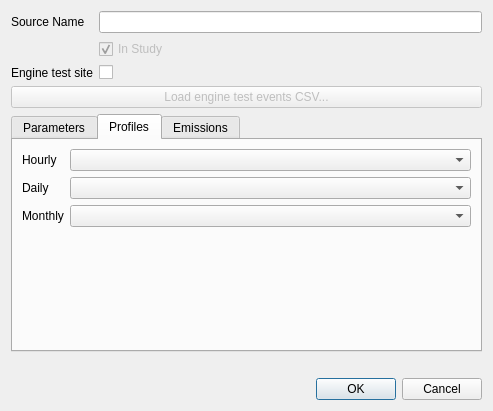
Qt form open_alaqs/ui/ui_area_sources.ui (eurocontrol-asu/open_alaqs) before a commit.
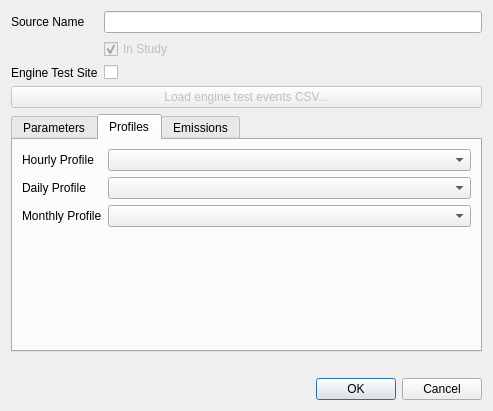
The same form after that commit. The open tabs and pages were chosen to show the change.

```diff
--- a/open_alaqs/ui/ui_area_sources.ui
+++ b/open_alaqs/ui/ui_area_sources.ui
@@ -49,7 +49,7 @@
    <item row="4" column="0">
     <widget class="QLabel" name="label_is_test_site">
      <property name="text">
-      <string>Engine test site</string>
+      <string>Engine Test Site</string>
      </property>
     </widget>
    </item>
@@ -152,7 +152,7 @@
        <item row="0" column="0">
         <widget class="QLabel" name="label_9">
          <property name="text">
-          <string>Hourly</string>
+          <string>Hourly Profile</string>
          </property>
         </widget>
        </item>
@@ -166,7 +166,7 @@
        <item row="1" column="0">
         <widget class="QLabel" name="label_10">
          <property name="text">
-          <string>Daily</string>
+          <string>Daily Profile</string>
          </property>
         </widget>
        </item>
@@ -176,7 +176,7 @@
        <item row="2" column="0">
         <widget class="QLabel" name="label_11">
          <property name="text">
-          <string>Monthly</string>
+          <string>Monthly Profile</string>
          </property>
         </widget>
        </item>
```
Left out of the diff: 2 changed lines with no effect on the pictures.
